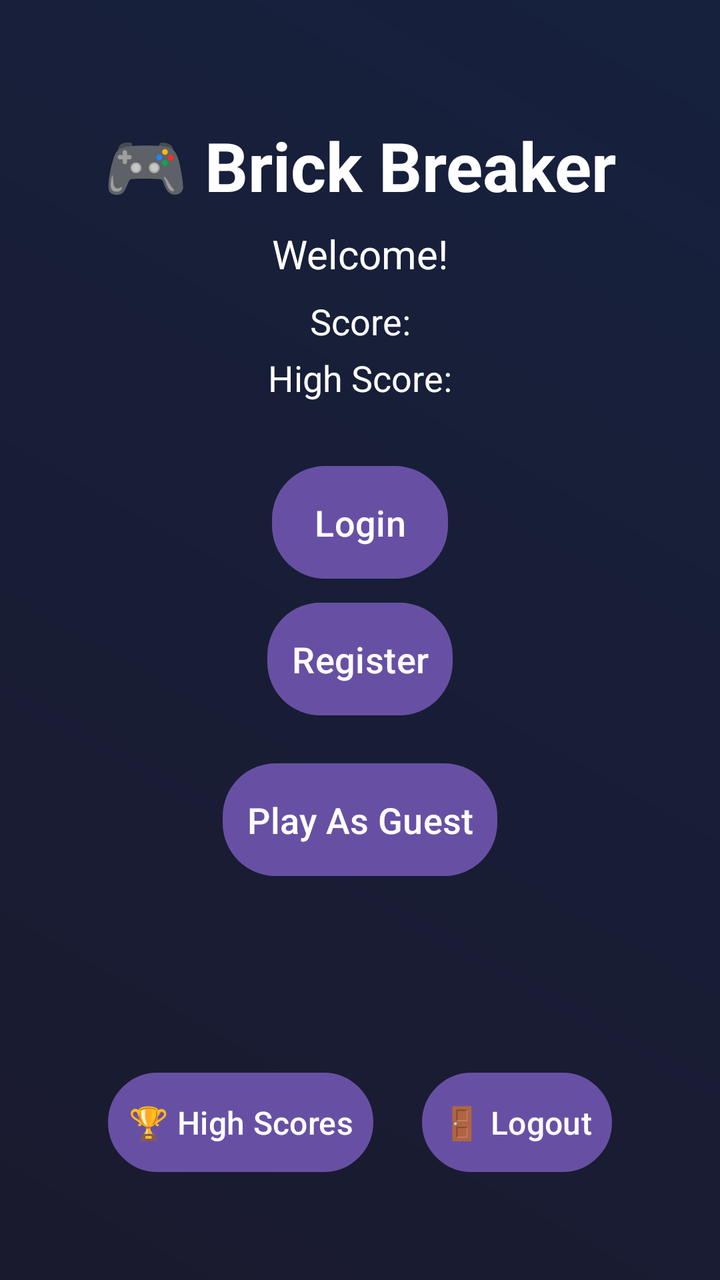
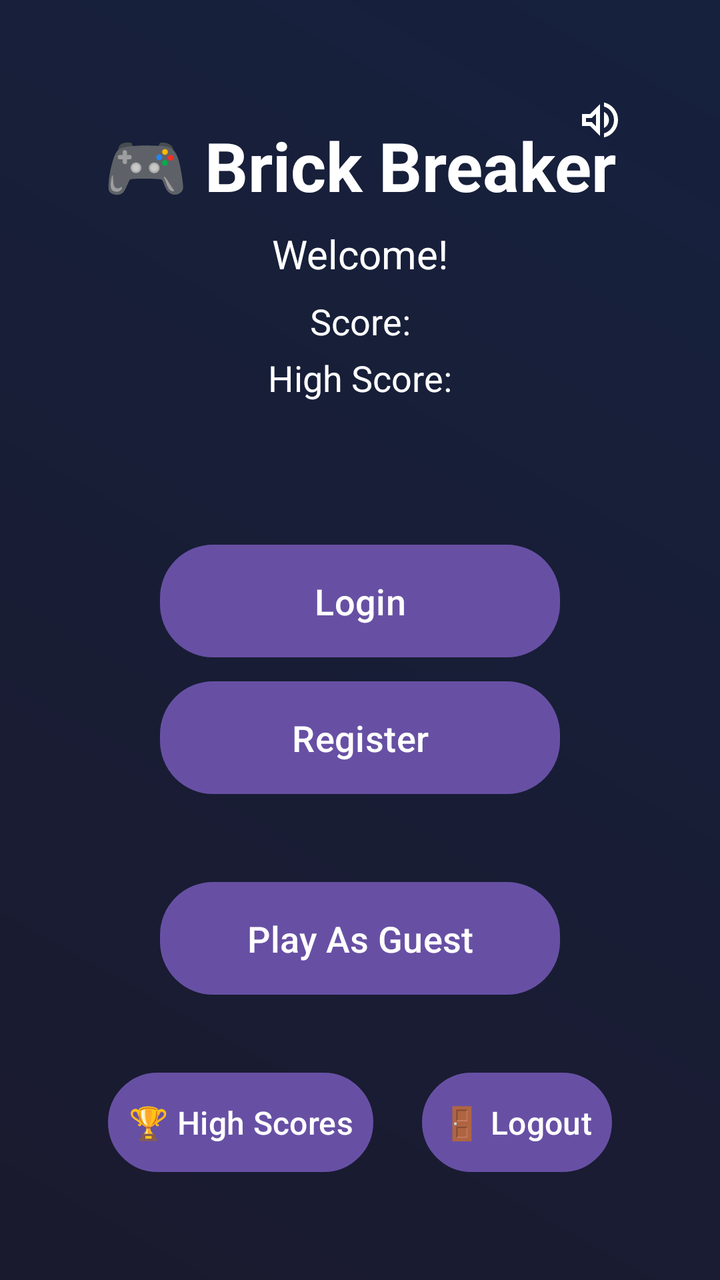

The first picture is an Android layout as it rendered before a commit; the second is the same layout after the commit. The layout source and the unified diff follow.
<!-- AndroidManifest.xml: application theme Theme.FireBase -->
<!-- res/layout/activity_main.xml -->
<androidx.constraintlayout.widget.ConstraintLayout
    xmlns:android="http://schemas.android.com/apk/res/android"
    xmlns:app="http://schemas.android.com/apk/res-auto"
    xmlns:tools="http://schemas.android.com/tools"
    android:id="@+id/main"
    android:layout_width="match_parent"
    android:layout_height="match_parent"
    android:padding="24dp"
    android:background="@drawable/dark_gradient_background"
    tools:context=".MainActivity">

    
    <TextView
        android:id="@+id/titleTextView"
        android:layout_width="wrap_content"
        android:layout_height="wrap_content"
        android:text="🎮 Brick Breaker"
        android:textSize="34sp"
        android:textStyle="bold"
        android:textColor="@android:color/white"
        android:layout_marginTop="36dp"
        app:layout_constraintTop_toTopOf="parent"
        app:layout_constraintStart_toStartOf="parent"
        app:layout_constraintEnd_toEndOf="parent" />

    
    <TextView
        android:id="@+id/userNameTextView"
        android:layout_width="wrap_content"
        android:layout_height="wrap_content"
        android:text="Welcome!"
        android:textSize="20sp"
        android:textColor="@android:color/white"
        android:layout_marginTop="8dp"
        app:layout_constraintTop_toBottomOf="@id/titleTextView"
        app:layout_constraintStart_toStartOf="parent"
        app:layout_constraintEnd_toEndOf="parent" />

    
    <TextView
        android:id="@+id/ST"
        android:layout_width="wrap_content"
        android:layout_height="wrap_content"
        android:text="Score:"
        android:textSize="18sp"
        android:textColor="@android:color/white"
        android:layout_marginTop="8dp"
        app:layout_constraintTop_toBottomOf="@id/userNameTextView"
        app:layout_constraintStart_toStartOf="parent"
        app:layout_constraintEnd_toEndOf="parent" />

    <TextView
        android:id="@+id/highScoreTextView"
        android:layout_width="wrap_content"
        android:layout_height="wrap_content"
        android:text="High Score:"
        android:textSize="18sp"
        android:textColor="@android:color/white"
        android:layout_marginTop="4dp"
        app:layout_constraintTop_toBottomOf="@id/ST"
        app:layout_constraintStart_toStartOf="parent"
        app:layout_constraintEnd_toEndOf="parent" />

    
    <LinearLayout
        android:id="@+id/buttonGroup"
        android:layout_width="0dp"
        android:layout_height="wrap_content"
        android:orientation="vertical"
        android:gravity="center"
        android:layout_marginTop="32dp"
        app:layout_constraintTop_toBottomOf="@id/highScoreTextView"
        app:layout_constraintStart_toStartOf="parent"
        app:layout_constraintEnd_toEndOf="parent">

        <Button
            android:id="@+id/LB"
            android:layout_width="wrap_content"
            android:layout_height="wrap_content"
            android:text="Login"
            android:textSize="18sp"
            android:background="@drawable/neon_button_background"
            android:textColor="@android:color/white"
            android:padding="12dp" />

        <View android:layout_height="12dp" android:layout_width="match_parent" />

        <Button
            android:id="@+id/RB"
            android:layout_width="wrap_content"
            android:layout_height="wrap_content"
            android:text="Register"
            android:textSize="18sp"
            android:background="@drawable/neon_button_background"
            android:textColor="@android:color/white"
            android:padding="12dp" />

        <View android:layout_height="12dp" android:layout_width="match_parent" />

        <Button
            android:id="@+id/PB"
            android:layout_width="wrap_content"
            android:layout_height="wrap_content"
            android:text="Play"
            android:textSize="18sp"
            android:background="@drawable/neon_button_background"
            android:textColor="@android:color/white"
            android:padding="12dp"
            android:visibility="gone" />

        <View android:layout_height="12dp" android:layout_width="match_parent" />

        <Button
            android:id="@+id/playAsGuestButton"
            android:layout_width="wrap_content"
            android:layout_height="wrap_content"
            android:text="Play As Guest"
            android:textSize="18sp"
            android:background="@drawable/neon_button_background"
            android:textColor="@android:color/white"
            android:padding="12dp" />
    </LinearLayout>

    
    <Button
        android:id="@+id/highScoresButton"
        android:layout_width="wrap_content"
        android:layout_height="wrap_content"
        android:text="🏆 High Scores"
        android:textSize="16sp"
        android:background="@drawable/neon_button_background"
        android:textColor="@android:color/white"
        android:padding="10dp"
        app:layout_constraintBottom_toBottomOf="parent"
        app:layout_constraintStart_toStartOf="parent"
        android:layout_marginStart="30dp"
        android:layout_marginBottom="30dp" />

    <Button
        android:id="@+id/logoutButton"
        android:layout_width="wrap_content"
        android:layout_height="wrap_content"
        android:text="🚪 Logout"
        android:textSize="16sp"
        android:background="@drawable/neon_button_background"
        android:textColor="@android:color/white"
        android:padding="10dp"
        app:layout_constraintBottom_toBottomOf="parent"
        app:layout_constraintEnd_toEndOf="parent"
        android:layout_marginEnd="30dp"
        android:layout_marginBottom="30dp" />

</androidx.constraintlayout.widget.ConstraintLayout>
<!-- resources referenced by this layout -->
<resources>
  <!-- drawable dark_gradient_background (drawable) -->
  <shape xmlns:android="http://schemas.android.com/apk/res/android" android:shape="rectangle">
      <gradient
          android:angle="45"
          android:startColor="#1A1A2E"
          android:endColor="#16213E"
          android:type="linear" />
  </shape>
  <!-- drawable neon_button_background (drawable) -->
  <shape xmlns:android="http://schemas.android.com/apk/res/android"
      android:shape="rectangle">
      <corners android:radius="25dp" />
      <solid android:color="#0F3460" />
      <stroke
          android:width="3dp"
          android:color="#E94560" />
      <padding
          android:left="10dp"
          android:right="10dp"
          android:top="5dp"
          android:bottom="5dp" />
  </shape>
  <style name="Theme.FireBase" parent="Base.Theme.FireBase" />
  <style name="Base.Theme.FireBase" parent="Theme.Material3.DayNight.NoActionBar">
          
          
      </style>
</resources>

<!-- the commit's change to res/layout/activity_main.xml (unified diff, before → after) -->
@@ -9,7 +9,19 @@
     android:background="@drawable/dark_gradient_background"
     tools:context=".MainActivity">
 
-    
+    <ImageButton
+        android:id="@+id/volumeButton"
+        android:layout_width="40dp"
+        android:layout_height="40dp"
+        android:layout_marginTop="16dp"
+        android:layout_marginEnd="16dp"
+        android:background="?attr/selectableItemBackgroundBorderless"
+        android:src="@drawable/volume_up_24dp_e3e3e3_fill0_wght400_grad0_opsz24"
+        android:contentDescription="Volume"
+        app:tint="@android:color/white"
+        app:layout_constraintTop_toTopOf="parent"
+        app:layout_constraintEnd_toEndOf="parent" />
+
     <TextView
         android:id="@+id/titleTextView"
         android:layout_width="wrap_content"
@@ -23,7 +35,6 @@
         app:layout_constraintStart_toStartOf="parent"
         app:layout_constraintEnd_toEndOf="parent" />
 
-    
     <TextView
         android:id="@+id/userNameTextView"
         android:layout_width="wrap_content"
@@ -36,7 +47,6 @@
         app:layout_constraintStart_toStartOf="parent"
         app:layout_constraintEnd_toEndOf="parent" />
 
-    
     <TextView
         android:id="@+id/ST"
         android:layout_width="wrap_content"
@@ -63,19 +73,20 @@
 
     
     <LinearLayout
-        android:id="@+id/buttonGroup"
+        android:id="@+id/authButtonsGroup"
+        android:layout_height="wrap_content"
         android:layout_width="0dp"
-        android:layout_height="wrap_content"
+        app:layout_constraintStart_toStartOf="parent"
+        app:layout_constraintEnd_toEndOf="parent"
         android:orientation="vertical"
         android:gravity="center"
         android:layout_marginTop="32dp"
         app:layout_constraintTop_toBottomOf="@id/highScoreTextView"
-        app:layout_constraintStart_toStartOf="parent"
-        app:layout_constraintEnd_toEndOf="parent">
+        app:layout_constraintBottom_toTopOf="@id/highScoresButton">
 
         <Button
             android:id="@+id/LB"
-            android:layout_width="wrap_content"
+            android:layout_width="200dp"
             android:layout_height="wrap_content"
             android:text="Login"
             android:textSize="18sp"
@@ -83,11 +94,11 @@
             android:textColor="@android:color/white"
             android:padding="12dp" />
 
-        <View android:layout_height="12dp" android:layout_width="match_parent" />
+        <View android:layout_width="match_parent" android:layout_height="12dp" />
 
         <Button
             android:id="@+id/RB"
-            android:layout_width="wrap_content"
+            android:layout_width="200dp"
             android:layout_height="wrap_content"
             android:text="Register"
             android:textSize="18sp"
@@ -95,11 +106,11 @@
             android:textColor="@android:color/white"
             android:padding="12dp" />
 
-        <View android:layout_height="12dp" android:layout_width="match_parent" />
+        <View android:layout_width="match_parent" android:layout_height="32dp" />
 
         <Button
             android:id="@+id/PB"
-            android:layout_width="wrap_content"
+            android:layout_width="200dp"
             android:layout_height="wrap_content"
             android:text="Play"
             android:textSize="18sp"
@@ -108,11 +119,11 @@
             android:padding="12dp"
             android:visibility="gone" />
 
-        <View android:layout_height="12dp" android:layout_width="match_parent" />
+        <View android:layout_width="match_parent" android:layout_height="12dp" />
 
         <Button
             android:id="@+id/playAsGuestButton"
-            android:layout_width="wrap_content"
+            android:layout_width="200dp"
             android:layout_height="wrap_content"
             android:text="Play As Guest"
             android:textSize="18sp"
<!-- resource entries referenced after the edit -->
@@ -22,6 +22,16 @@
           android:top="5dp"
           android:bottom="5dp" />
   </shape>
+  <!-- drawable volume_up_24dp_e3e3e3_fill0_wght400_grad0_opsz24 (drawable) -->
+  <vector xmlns:android="http://schemas.android.com/apk/res/android"
+      android:width="24dp"
+      android:height="24dp"
+      android:viewportWidth="960"
+      android:viewportHeight="960">
+    <path
+        android:pathData="M560,829v-82q90,-26 145,-100t55,-168q0,-94 -55,-168T560,211v-82q124,28 202,125.5T840,479q0,127 -78,224.5T560,829ZM120,600v-240h160l200,-200v640L280,600L120,600ZM560,640v-322q47,22 73.5,66t26.5,96q0,51 -26.5,94.5T560,640ZM400,354l-86,86L200,440v80h114l86,86v-252ZM300,480Z"
+        android:fillColor="#e3e3e3"/>
+  </vector>
   <style name="Theme.FireBase" parent="Base.Theme.FireBase" />
   <style name="Base.Theme.FireBase" parent="Theme.Material3.DayNight.NoActionBar">
           
